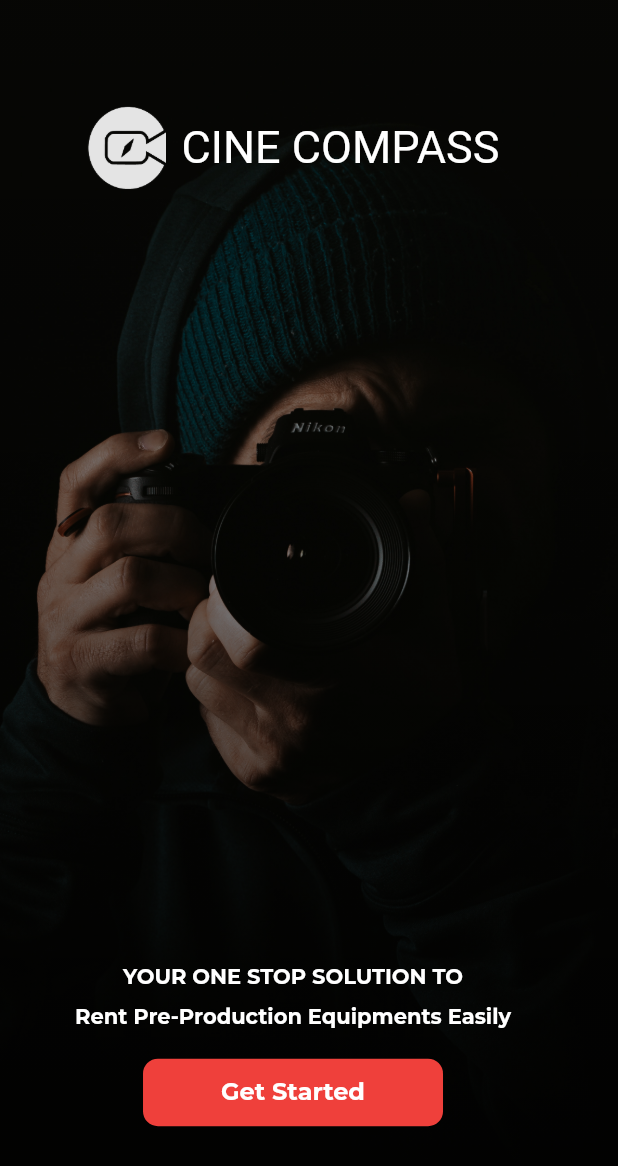
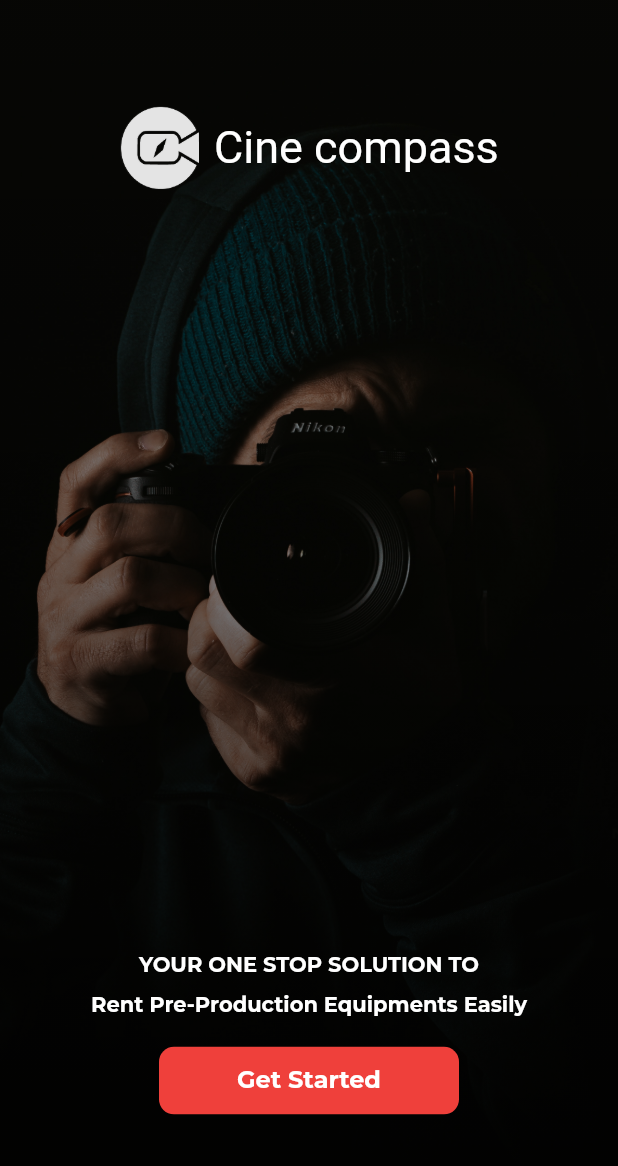
Before and after one commit to aswinsubhash/yuktidea_app, a Flutter app: the LandingView screen opened by its route, on a phone screen of 412 x 824 dp. Shown: the top 1166 px of the screen. Run offline on Flutter 3.47's test engine with Material 2 defaults, Android fonts, the light colour scheme and no system bars; our stand-ins replace animated_text_kit, get, pin_code_fields, timer_count_down; Roboto replaces fonts that are missing (Posterama).

Commit message:
athentication ui bugs fixed and resposiveness improved

```diff
--- a/lib/app/modules/auth/login/views/login_view.dart
+++ b/lib/app/modules/auth/login/views/login_view.dart
@@ -22,7 +22,7 @@ class LoginView extends GetView<LoginController> {
         () => Center(
           child: SingleChildScrollView(
             child: Padding(
-              padding: const EdgeInsets.symmetric(horizontal: 35, vertical: 80),
+              padding: const EdgeInsets.symmetric(horizontal: 35,),
               child: Form(
                 key: controller.formKeyLogin,
                 child: Column(
--- a/lib/app/modules/landing/views/landing_view.dart
+++ b/lib/app/modules/landing/views/landing_view.dart
@@ -4,6 +4,7 @@ import 'package:get/get.dart';
 import 'package:yuktidea_ui/app/common/widgets/common_button_widget.dart';
 import 'package:yuktidea_ui/app/common/widgets/common_sizedbox_widget.dart';
 import 'package:yuktidea_ui/app/utils/app_colors.dart';
+import 'package:yuktidea_ui/app/utils/app_string.dart';
 
 import '../controllers/landing_controller.dart';
 
@@ -39,12 +40,12 @@ class LandingView extends GetView<LandingController> {
               ),
             ),
           ),
-          Positioned(
-            top: 70,
-            left: 50,
-            child: Column(
-              children: [
-                Row(
+          Align(
+            alignment: Alignment.topCenter,
+            child: Padding(
+              padding: const EdgeInsets.only(top: 70),
+              child: Row(
+                mainAxisAlignment: MainAxisAlignment.center,
                 children: [
                   Image.asset(
                     'assets/images/logo.png',
@@ -52,7 +53,7 @@ class LandingView extends GetView<LandingController> {
                   ),
                   commonWidth(10),
                   Text(
-                      'CINE COMPASS',
+                    AppString.appName,
                     style: TextStyle(
                       color: AppColors.kWhiteColor,
                       fontFamily: 'Posterama',
@@ -61,14 +62,20 @@ class LandingView extends GetView<LandingController> {
                   ),
                 ],
               ),
-                commonHeight(Get.height / 1.6),
+            ),
+          ),
+          Align(
+            alignment: Alignment.center,
+            child: Column(
+              children: [
+                commonHeight(Get.height / 1.3),
                 Text(
                   'YOUR ONE STOP SOLUTION TO',
                   style: TextStyle(
                     color: AppColors.kWhiteColor,
                     fontSize: 14,
                     fontWeight: FontWeight.bold,
-                    fontFamily: 'Montserrat'
+                    fontFamily: AppString.fontFamily,
                   ),
                 ),
                 commonHeight(10),
@@ -78,7 +85,7 @@ class LandingView extends GetView<LandingController> {
                     color: AppColors.kWhiteColor,
                     fontSize: 14,
                     fontWeight: FontWeight.bold,
-                    fontFamily: 'Montserrat'
+                    fontFamily: AppString.fontFamily,
                   ),
                 ),
                 commonHeight(20),
@@ -86,8 +93,8 @@ class LandingView extends GetView<LandingController> {
                   width: 200,
                   height: 45,
                   child: CustomButton(
-                    text: 'Get Started',
-                    onPressed: (){
+                    text: AppString.landiingButton,
+                    onPressed: () {
                       controller.getStartedClick();
                     },
                     textColor: AppColors.kWhiteColor,
@@ -97,7 +104,7 @@ class LandingView extends GetView<LandingController> {
                 )
               ],
             ),
-          )
+          ),
         ],
       ),
     );
--- a/lib/app/modules/splash/controllers/splash_controller.dart
+++ b/lib/app/modules/splash/controllers/splash_controller.dart
@@ -1,4 +1,5 @@
 import 'package:get/get.dart';
+import 'package:yuktidea_ui/app/modules/landing/bindings/landing_binding.dart';
 import 'package:yuktidea_ui/app/modules/landing/views/landing_view.dart';
 
 class SplashController extends GetxController {
@@ -13,6 +14,7 @@ class SplashController extends GetxController {
     Get.off(
       () => LandingView(),
       transition: Transition.fadeIn,
+      binding: LandingBinding()
     );
   }
 }
--- a/lib/app/routes/app_pages.dart
+++ b/lib/app/routes/app_pages.dart
@@ -1,3 +1,5 @@
+// ignore_for_file: constant_identifier_names
+
 import 'package:get/get.dart';
 
 import 'package:yuktidea_ui/app/modules/auth/login/bindings/login_binding.dart';
@@ -19,7 +21,7 @@ part 'app_routes.dart';
 class AppPages {
   AppPages._();
 
-  static const INITIAL = Routes.SPLASH;
+  static const INITIAL = Routes.HOME;
 
   static final routes = [
     GetPage(
--- a/lib/app/utils/app_string.dart
+++ b/lib/app/utils/app_string.dart
@@ -1,7 +1,8 @@
 class AppString {
 
-  static const String appName = 'Cinecompass';
+  static const String appName = 'Cine compass';
   static const String fontFamily = 'Montserrat';
+  static const String landiingButton = 'Get Started';
   static const String signupScreenTitle = 'Create New Account';
   static const String signupScreenSubtitle = 'Fill in the form to continue';
   static const String loginScreenTitle = 'Welcome Back!';
```
Also changed, not shown: lib/app/modules/auth/otp_verification/controllers/otp_verification_controller.dart (+10 -0 lines), lib/app/modules/auth/otp_verification/views/otp_verification_view.dart (+26 -6 lines), lib/app/modules/auth/sign_up/views/sign_up_view.dart (+6 -4 lines). Lines whose indentation alone changed are shown as unchanged.
